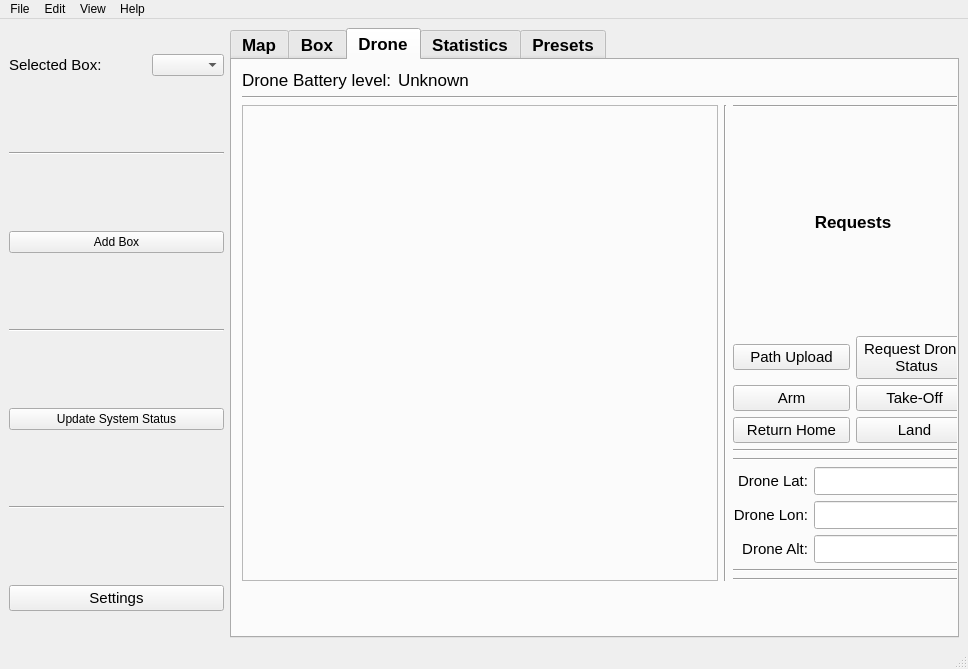
The window that ros2_ws/src/hmi/ui/mainwindow.ui (Samwise101/EiRT-AscenD-Robotics) describes before a commit, drawn with Qt 5.
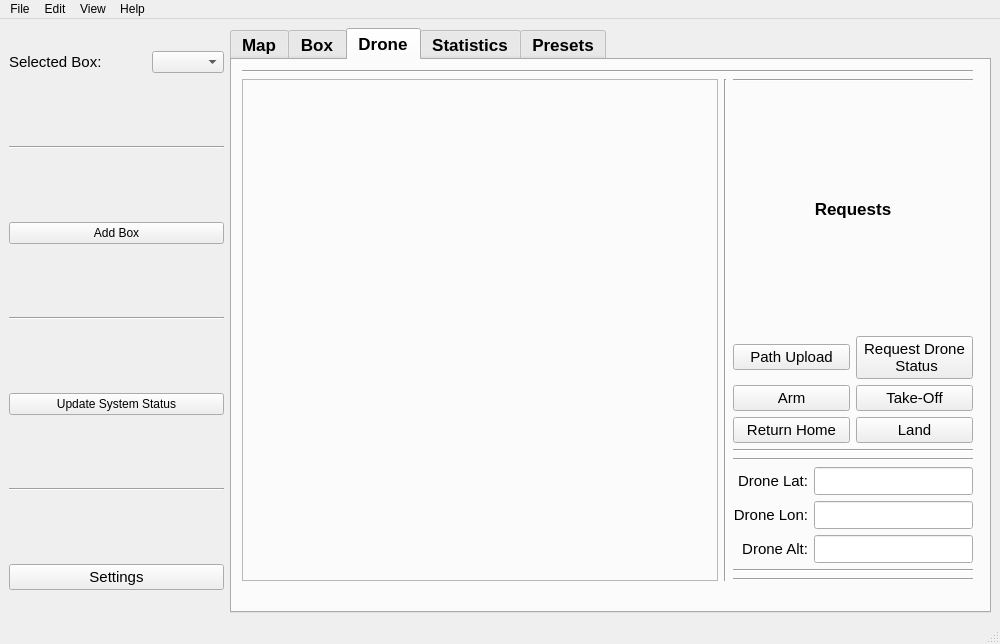
The same window after the commit. The open tabs and pages were chosen to show the change. Icons and pictures are not drawn.

Commit message: changing box graphics based on box status, start of drone graphics based on drone type

The edit to the form file:
```diff
--- a/ros2_ws/src/hmi/ui/mainwindow.ui
+++ b/ros2_ws/src/hmi/ui/mainwindow.ui
@@ -6,8 +6,8 @@
    <rect>
     <x>0</x>
     <y>0</y>
-    <width>968</width>
-    <height>669</height>
+    <width>975</width>
+    <height>644</height>
    </rect>
   </property>
   <property name="windowTitle">
@@ -22,8 +22,8 @@
    </property>
    <property name="minimumSize">
     <size>
-     <width>875</width>
-     <height>625</height>
+     <width>1000</width>
+     <height>600</height>
     </size>
    </property>
    <layout class="QGridLayout" name="gridLayout_2">
@@ -696,52 +696,7 @@
               <height>511</height>
              </rect>
             </property>
-            <layout class="QVBoxLayout" name="verticalLayout_4" stretch="0,0,10">
-             <item>
-              <layout class="QHBoxLayout" name="horizontalLayout_8">
-               <item>
-                <widget class="QLabel" name="current_drone_label">
-                 <property name="font">
-                  <font>
-                   <pointsize>13</pointsize>
-                   <weight>50</weight>
-                   <bold>false</bold>
-                  </font>
-                 </property>
-                 <property name="text">
-                  <string>Drone Battery level:</string>
-                 </property>
-                </widget>
-               </item>
-               <item>
-                <widget class="QLabel" name="droneBatteryValueLabel">
-                 <property name="font">
-                  <font>
-                   <pointsize>13</pointsize>
-                   <weight>50</weight>
-                   <bold>false</bold>
-                  </font>
-                 </property>
-                 <property name="text">
-                  <string>Unknown</string>
-                 </property>
-                </widget>
-               </item>
-               <item>
-                <spacer name="horizontalSpacer_2">
-                 <property name="orientation">
-                  <enum>Qt::Horizontal</enum>
-                 </property>
-                 <property name="sizeHint" stdset="0">
-                  <size>
-                   <width>40</width>
-                   <height>20</height>
-                  </size>
-                 </property>
-                </spacer>
-               </item>
-              </layout>
-             </item>
+            <layout class="QVBoxLayout" name="verticalLayout_4" stretch="0,10">
              <item>
               <widget class="Line" name="line_7">
                <property name="orientation">
@@ -1054,7 +1009,7 @@
     <rect>
      <x>0</x>
      <y>0</y>
-     <width>968</width>
+     <width>975</width>
      <height>22</height>
     </rect>
    </property>
```
Left out of the diff: 49 changed lines with no effect on the pictures. The commit also changes 9 other files.
